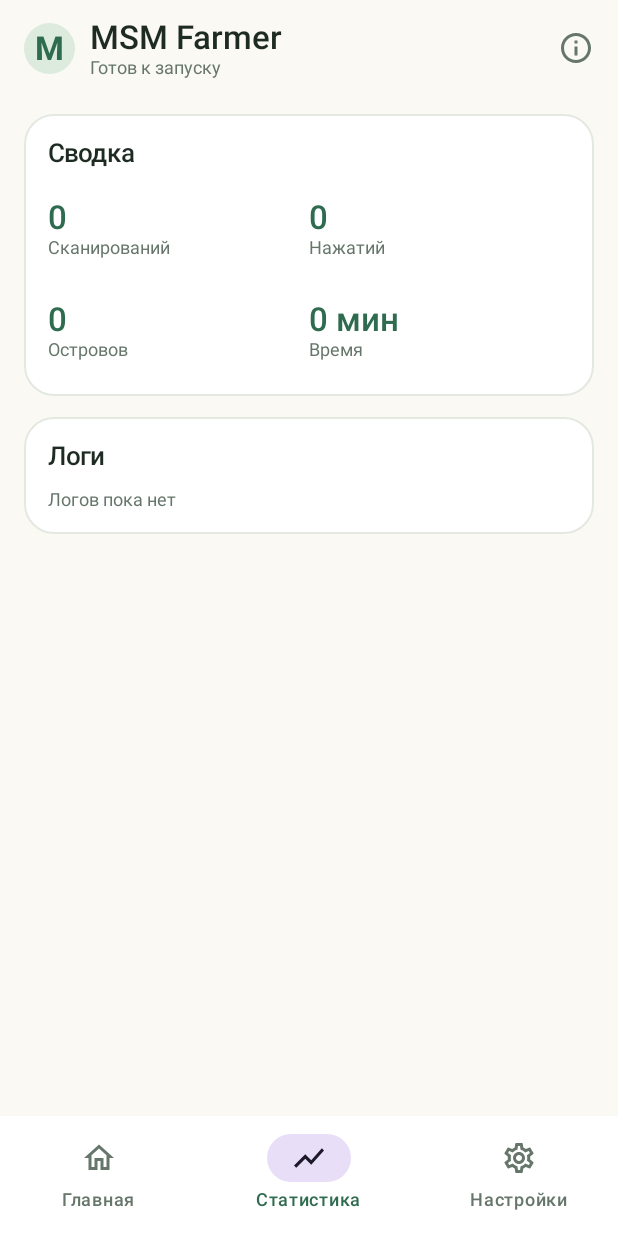
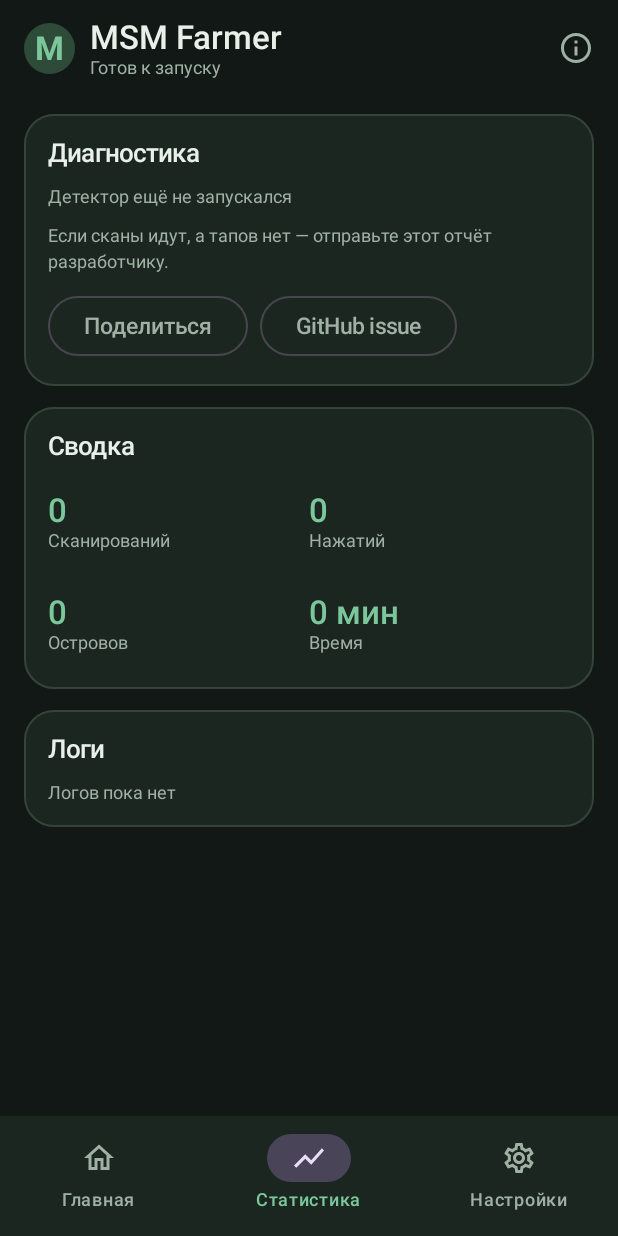
Before and after one commit to Evizka/msmfarmer, an Android app built with Jetpack Compose: the screen it shows after launch (MainActivity), item 2 of the bottom bar chosen, on a phone screen of 412 x 824 dp. Run offline under Robolectric (Android 15) with nearby library versions, the phone set to English and light mode, and no system bars; pictures from the network do not load.

Commit message:
Add detector diagnostics, dark theme, log export and version 1.2.0
Co-authored-by: arena-agent <297053741+arena-agent@users.noreply.github.com>

```diff
--- a/app/build.gradle.kts
+++ b/app/build.gradle.kts
@@ -12,12 +12,13 @@ android {
         applicationId = "com.msmfarmer.app"
         minSdk = 26
         targetSdk = 36
-        versionCode = 2
-        versionName = "1.1"
+        versionCode = 3
+        versionName = "1.2.0"
     }
 
     buildFeatures {
         compose = true
+        buildConfig = true
     }
 
     // Постоянный ключ: все сборки подписываются одинаково, поэтому
--- a/app/src/main/java/com/msmfarmer/app/core/GestureController.kt
+++ b/app/src/main/java/com/msmfarmer/app/core/GestureController.kt
@@ -53,7 +53,11 @@ object GestureController {
         }
         mainHandler.post {
             val ok = service.dispatchGesture(gesture, null, null)
-            if (!ok) FarmerState.log("Не удалось выполнить жест «$label»", FarmerState.Level.WARN)
+            if (ok) {
+                FarmerState.log("Жест принят системой: $label", FarmerState.Level.INFO)
+            } else {
+                FarmerState.log("Не удалось выполнить жест «$label»", FarmerState.Level.WARN)
+            }
         }
     }
 }
--- a/app/src/main/java/com/msmfarmer/app/model/FarmerSettings.kt
+++ b/app/src/main/java/com/msmfarmer/app/model/FarmerSettings.kt
@@ -7,7 +7,7 @@ package com.msmfarmer.app.model
 data class FarmerSettings(
     val scanIntervalMs: Long = 350L,
     val sensitivity: Float = 0.55f,
-    val minCoinRadiusPx: Int = 7,
+    val minCoinRadiusPx: Int = 5,
     val maxCoinRadiusPx: Int = 34,
     val tapCooldownMs: Long = 1200L,
     val tapsPerScan: Int = 6,
--- a/app/src/main/java/com/msmfarmer/app/state/FarmerState.kt
+++ b/app/src/main/java/com/msmfarmer/app/state/FarmerState.kt
@@ -22,6 +22,7 @@ object FarmerState {
     val paused = MutableStateFlow(false)
     val hudVisible = MutableStateFlow(false)
     val hudStatus = MutableStateFlow("Ожидание")
+    val detectorDebug = MutableStateFlow("Детектор ещё не запускался")
     val lastFrame = MutableStateFlow<Bitmap?>(null)
     val lastDetections = MutableStateFlow<List<Detection>>(emptyList())
     val stats = MutableStateFlow(Stats())
@@ -73,7 +74,7 @@ object SettingsStore {
         FarmerState.settings.value = FarmerSettings(
             scanIntervalMs = p.getLong("scanIntervalMs", 350L),
             sensitivity = p.getFloat("sensitivity", 0.55f),
-            minCoinRadiusPx = p.getInt("minCoinRadiusPx", 7),
+            minCoinRadiusPx = p.getInt("minCoinRadiusPx", 5),
             maxCoinRadiusPx = p.getInt("maxCoinRadiusPx", 34),
             tapCooldownMs = p.getLong("tapCooldownMs", 1200L),
             tapsPerScan = p.getInt("tapsPerScan", 6),
--- a/app/src/main/java/com/msmfarmer/app/ui/AppScreen.kt
+++ b/app/src/main/java/com/msmfarmer/app/ui/AppScreen.kt
@@ -84,11 +84,13 @@ import androidx.compose.ui.graphics.asImageBitmap
 import androidx.compose.ui.graphics.drawscope.Stroke
 import androidx.compose.ui.input.pointer.pointerInput
 import androidx.compose.ui.layout.ContentScale
+import androidx.compose.ui.platform.LocalContext
 import androidx.compose.ui.text.font.FontWeight
 import androidx.compose.ui.unit.IntSize
 import androidx.compose.ui.unit.dp
 import androidx.lifecycle.compose.collectAsStateWithLifecycle
 import com.msmfarmer.app.core.CoinDetector
+import com.msmfarmer.app.core.LogExporter
 import com.msmfarmer.app.model.Detection
 import com.msmfarmer.app.model.FarmerSettings
 import com.msmfarmer.app.model.MacroCodec
@@ -340,11 +342,26 @@ private fun HomeTab(
 
 @Composable
 private fun StatsTab() {
+    val context = LocalContext.current
     val stats by FarmerState.stats.collectAsStateWithLifecycle()
     val logs by FarmerState.logs.collectAsStateWithLifecycle()
+    val detectorDebug by FarmerState.detectorDebug.collectAsStateWithLifecycle()
     val uptime = if (stats.startedAt > 0L) {
         (System.currentTimeMillis() - stats.startedAt) / 1000
     } else 0L
+
+    SoftCard("Диагностика") {
+        Text(detectorDebug, style = MaterialTheme.typography.bodySmall, color = AppColors.TextMuted)
+        Text(
+            "Если сканы идут, а тапов нет — отправьте этот отчёт разработчику.",
+            style = MaterialTheme.typography.bodySmall,
+            color = AppColors.TextMuted,
+        )
+        Row(horizontalArrangement = Arrangement.spacedBy(8.dp)) {
+            OutlinedButton(onClick = { LogExporter.share(context) }) { Text("Поделиться") }
+            OutlinedButton(onClick = { LogExporter.openGithubIssue(context) }) { Text("GitHub issue") }
+        }
+    }
 
     SoftCard("Сводка") {
         Row(Modifier.fillMaxWidth()) {
@@ -701,16 +718,16 @@ private fun HeroCard(
                 Text(
                     "MSM FARMER",
                     style = MaterialTheme.typography.bodySmall,
-                    color = Color.White.copy(alpha = 0.72f),
+                    color = AppColors.Canvas.copy(alpha = 0.72f),
                     modifier = Modifier.weight(1f),
                 )
                 Text(
                     if (running) "● В работе" else "○ Готов к запуску",
                     style = MaterialTheme.typography.bodySmall,
-                    color = Color.White,
+                    color = AppColors.Canvas,
                 )
             }
-            Text(status, style = MaterialTheme.typography.titleLarge, color = Color.White)
+            Text(status, style = MaterialTheme.typography.titleLarge, color = AppColors.Canvas)
             Row(verticalAlignment = Alignment.CenterVertically) {
                 Button(
                     onClick = onStart,
@@ -720,9 +737,9 @@ private fun HeroCard(
                         .height(48.dp),
                     shape = RoundedCornerShape(12.dp),
                     colors = ButtonDefaults.buttonColors(
-                        containerColor = Color.White,
+                        containerColor = AppColors.Surface,
                         contentColor = AppColors.Primary,
-                        disabledContainerColor = Color.White.copy(alpha = 0.45f),
+                        disabledContainerColor = AppColors.Surface.copy(alpha = 0.5f),
                         disabledContentColor = AppColors.Primary,
                     ),
                 ) {
@@ -739,7 +756,7 @@ private fun HeroCard(
                     Icon(
                         imageVector = Icons.Outlined.Layers,
                         contentDescription = "Панель поверх приложений",
-                        tint = if (hudVisible) Color.White else Color.White.copy(alpha = 0.6f),
+                        tint = if (hudVisible) AppColors.Canvas else AppColors.Canvas.copy(alpha = 0.6f),
                     )
                 }
             }
--- a/app/src/main/java/com/msmfarmer/app/ui/Theme.kt
+++ b/app/src/main/java/com/msmfarmer/app/ui/Theme.kt
@@ -2,35 +2,35 @@ package com.msmfarmer.app.ui
 
 import androidx.compose.material3.MaterialTheme
 import androidx.compose.material3.Typography
-import androidx.compose.material3.lightColorScheme
+import androidx.compose.material3.darkColorScheme
 import androidx.compose.runtime.Composable
 import androidx.compose.ui.graphics.Color
 import androidx.compose.ui.text.TextStyle
 import androidx.compose.ui.text.font.FontWeight
 import androidx.compose.ui.unit.sp
 
-/** Спокойная светлая палитра концепции «Минимал / Material 3». */
+/** Тёмная Material 3 палитра. */
 object AppColors {
-    val Canvas = Color(0xFFFAF9F4)
-    val Surface = Color(0xFFFFFFFF)
-    val SurfaceMuted = Color(0xFFEFF3ED)
-    val Border = Color(0xFFE3E9E0)
-    val Text = Color(0xFF1E2B23)
-    val TextMuted = Color(0xFF66766B)
-    val Primary = Color(0xFF2F6B4F)
-    val PrimarySoft = Color(0xFFDCEBDD)
-    val Success = Color(0xFF2E7D4F)
-    val Danger = Color(0xFFB44A3F)
-    val Gold = Color(0xFFE0A81E)
+    val Canvas = Color(0xFF111815)
+    val Surface = Color(0xFF1B2620)
+    val SurfaceMuted = Color(0xFF243129)
+    val Border = Color(0xFF34443A)
+    val Text = Color(0xFFE8F0E9)
+    val TextMuted = Color(0xFF9FB0A4)
+    val Primary = Color(0xFF7BC79B)
+    val PrimarySoft = Color(0xFF2E4A39)
+    val Success = Color(0xFF7BC79B)
+    val Danger = Color(0xFFF09A8F)
+    val Gold = Color(0xFFE5B84B)
 }
 
-private val Light = lightColorScheme(
+private val Dark = darkColorScheme(
     primary = AppColors.Primary,
-    onPrimary = Color.White,
+    onPrimary = Color(0xFF102018),
     primaryContainer = AppColors.PrimarySoft,
     onPrimaryContainer = AppColors.Primary,
     secondary = AppColors.Primary,
-    onSecondary = Color.White,
+    onSecondary = Color(0xFF102018),
     background = AppColors.Canvas,
     onBackground = AppColors.Text,
     surface = AppColors.Surface,
@@ -42,38 +42,18 @@ private val Light = lightColorScheme(
 )
 
 private val AppTypography = Typography(
-    titleLarge = TextStyle(
-        fontSize = 22.sp,
-        lineHeight = 28.sp,
-        fontWeight = FontWeight.SemiBold,
-    ),
-    titleMedium = TextStyle(
-        fontSize = 17.sp,
-        lineHeight = 23.sp,
-        fontWeight = FontWeight.SemiBold,
-    ),
-    bodyLarge = TextStyle(
-        fontSize = 15.sp,
-        lineHeight = 21.sp,
-    ),
-    bodyMedium = TextStyle(
-        fontSize = 14.sp,
-        lineHeight = 20.sp,
-    ),
-    bodySmall = TextStyle(
-        fontSize = 12.sp,
-        lineHeight = 17.sp,
-    ),
-    labelLarge = TextStyle(
-        fontSize = 15.sp,
-        fontWeight = FontWeight.Medium,
-    ),
+    titleLarge = TextStyle(fontSize = 22.sp, lineHeight = 28.sp, fontWeight = FontWeight.SemiBold),
+    titleMedium = TextStyle(fontSize = 17.sp, lineHeight = 23.sp, fontWeight = FontWeight.SemiBold),
+    bodyLarge = TextStyle(fontSize = 15.sp, lineHeight = 21.sp),
+    bodyMedium = TextStyle(fontSize = 14.sp, lineHeight = 20.sp),
+    bodySmall = TextStyle(fontSize = 12.sp, lineHeight = 17.sp),
+    labelLarge = TextStyle(fontSize = 15.sp, fontWeight = FontWeight.Medium),
 )
 
 @Composable
 fun MSMFarmerTheme(content: @Composable () -> Unit) {
     MaterialTheme(
-        colorScheme = Light,
+        colorScheme = Dark,
         typography = AppTypography,
         content = content,
     )
```
Also changed, not shown: app/src/main/java/com/msmfarmer/app/core/CoinDetector.kt (+69 -33 lines), app/src/main/java/com/msmfarmer/app/core/FarmerEngine.kt (+14 -0 lines), app/src/main/java/com/msmfarmer/app/core/FarmerHud.kt (+6 -5 lines), app/src/main/java/com/msmfarmer/app/core/LogExporter.kt (added, +46 -0 lines), 3 other files.
